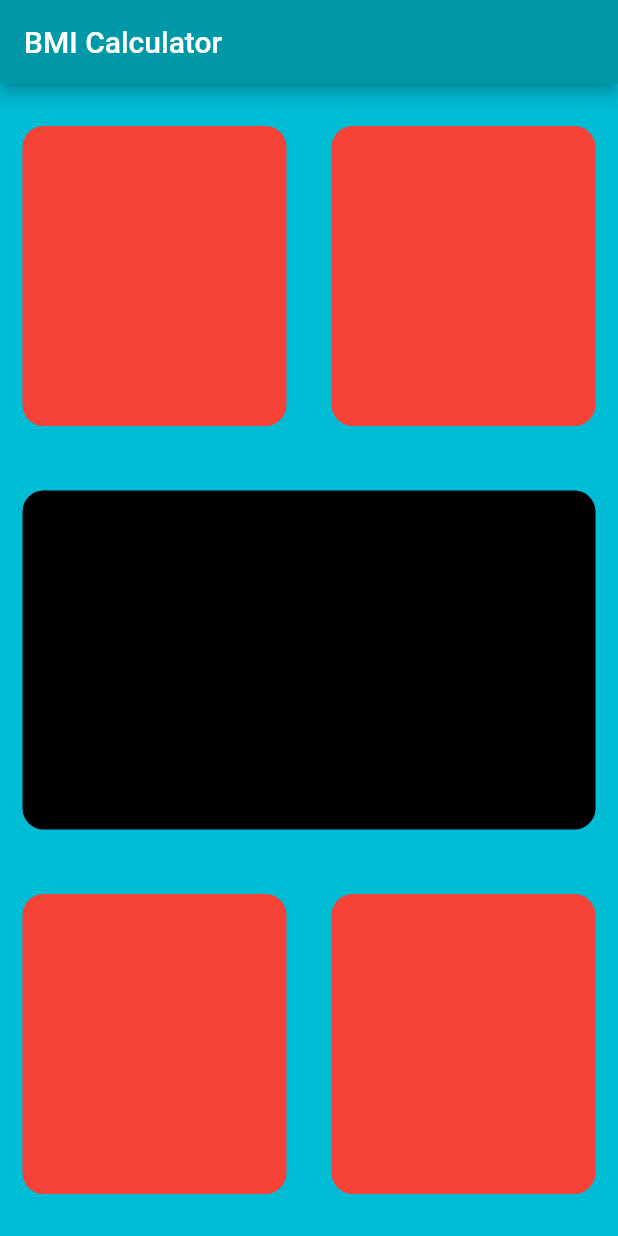
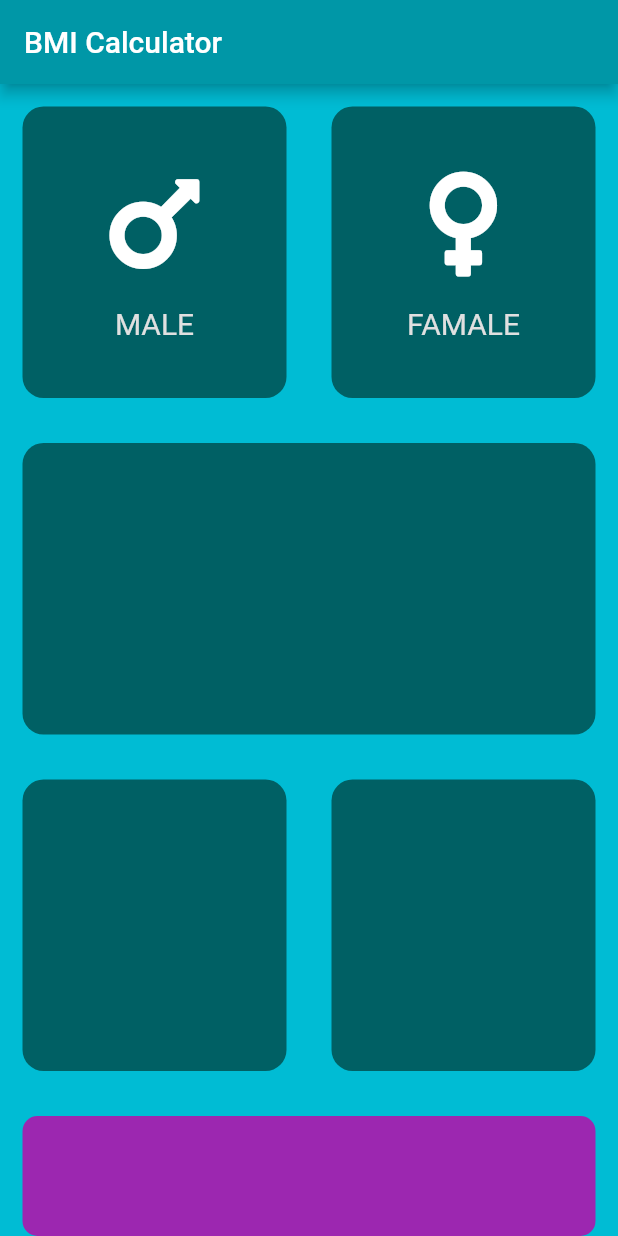
Before and after one commit to valterandremachado/ibm_calcu_flutter, a Flutter app: the screen it shows after launch, on a phone screen of 412 x 824 dp. Run offline on Flutter 3.47's test engine with Material 2 defaults, Android fonts, the phone set to English and light mode, and no system bars; our stand-ins replace font_awesome_flutter.

Commit message:
refactored widget to different files

```diff
--- /dev/null
+++ b/lib/gender_icon_content_widget.dart
@@ -0,0 +1,37 @@
+// Reusable GenderIconContent Widget
+import 'package:flutter/material.dart';
+
+// const labelStyle = TextStyle(
+//   fontSize: 20,
+//   color: Colors.grey.shade300,
+// );
+
+class GenderIconContent extends StatelessWidget {
+  final String title;
+  final IconData? genderIcon;
+
+  GenderIconContent(this.title, {this.genderIcon});
+
+  @override
+  Widget build(BuildContext context) {
+    return Column(
+      mainAxisAlignment: MainAxisAlignment.center,
+      children: [
+        Icon(
+          genderIcon,
+          size: 80,
+        ),
+        SizedBox(
+          height: 15,
+        ),
+        Text(
+          title,
+          style: TextStyle(
+            fontSize: 20,
+            color: Colors.grey[300],
+          ),
+        )
+      ],
+    );
+  }
+}
--- a/lib/input_view.dart
+++ b/lib/input_view.dart
@@ -1,4 +1,13 @@
 import 'package:flutter/material.dart';
+import 'package:font_awesome_flutter/font_awesome_flutter.dart';
+
+import 'package:bmi_calculator/reusable_card_widget.dart';
+import 'gender_icon_content_widget.dart';
+
+// Initiate constants here
+const double bottomContainerHeight = 80.0;
+const Color defaultCardColor = Color(0xFF006064);
+const Color bottomContainerColor = Colors.purple;
 
 class InputView extends StatefulWidget {
   const InputView({Key? key}) : super(key: key);
@@ -21,28 +30,57 @@ class _MainViewState extends State<InputView> {
               child: Row(
                 children: [
                   Expanded(
-                    child: ReusableCard(Colors.red),
+                    child: ReusableCard(
+                      cardColor: defaultCardColor,
+                      cardChild: GenderIconContent(
+                        'MALE',
+                        genderIcon: FontAwesomeIcons.mars,
+                      ),
+                    ),
                   ),
                   Expanded(
-                    child: ReusableCard(Colors.red),
+                    child: ReusableCard(
+                      cardColor: defaultCardColor,
+                      cardChild: GenderIconContent(
+                        'FAMALE',
+                        genderIcon: FontAwesomeIcons.venus,
+                      ),
+                    ),
                   )
                 ],
               ),
             ),
             Expanded(
-              child: ReusableCard(Colors.black),
+              child: ReusableCard(
+                cardColor: defaultCardColor,
+                cardChild: null,
+              ),
             ),
             Expanded(
               child: Row(
                 children: [
                   Expanded(
-                    child: ReusableCard(Colors.red),
+                    child: ReusableCard(
+                      cardColor: defaultCardColor,
+                      cardChild: null,
+                    ),
                   ),
                   Expanded(
-                    child: ReusableCard(Colors.red),
+                    child: ReusableCard(
+                      cardColor: defaultCardColor,
+                      cardChild: null,
+                    ),
                   )
                 ],
               ),
+            ),
+            Container(
+              width: double.infinity,
+              margin: EdgeInsets.only(left: 15, right: 15, top: 15),
+              height: bottomContainerHeight,
+              decoration: BoxDecoration(
+                  color: bottomContainerColor,
+                  borderRadius: BorderRadius.circular(10)),
             ),
           ],
         ),
@@ -50,21 +88,3 @@ class _MainViewState extends State<InputView> {
     );
   }
 }
-
-// ReusableCard Widget
-class ReusableCard extends StatelessWidget {
-  final Color cardColor;
-  ReusableCard(this.cardColor);
-
-  @override
-  Widget build(BuildContext context) {
-    return Container(
-      margin: EdgeInsets.all(15),
-      height: 200,
-      decoration: BoxDecoration(
-        color: cardColor,
-        borderRadius: BorderRadius.circular(14),
-      ),
-    );
-  }
-}
--- /dev/null
+++ b/lib/reusable_card_widget.dart
@@ -0,0 +1,22 @@
+import 'package:flutter/material.dart';
+
+// ReusableCard Widget
+class ReusableCard extends StatelessWidget {
+  final Color? cardColor;
+  final Widget? cardChild;
+
+  ReusableCard({this.cardColor, this.cardChild});
+
+  @override
+  Widget build(BuildContext context) {
+    return Container(
+      child: cardChild,
+      margin: EdgeInsets.all(15),
+      height: 200,
+      decoration: BoxDecoration(
+        color: cardColor,
+        borderRadius: BorderRadius.circular(14),
+      ),
+    );
+  }
+}
```
Also changed, not shown: pubspec.yaml (+1 -35 lines), pubspec.lock.
